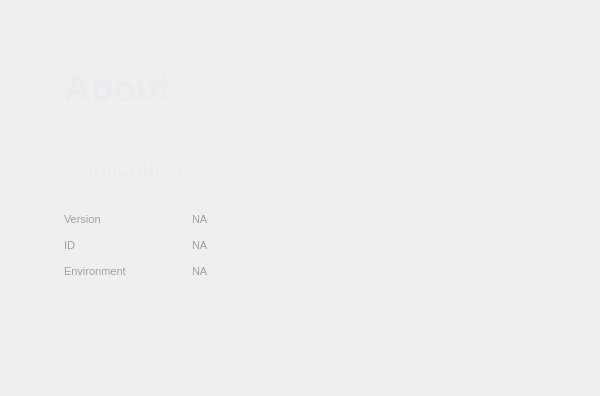
This is qlogicae_simnapse/qlogicae_simnapse/qt/about.ui in CedricDeVon/qlogicae_simnapse as Qt 5 draws it before an edit. The edited form follows.
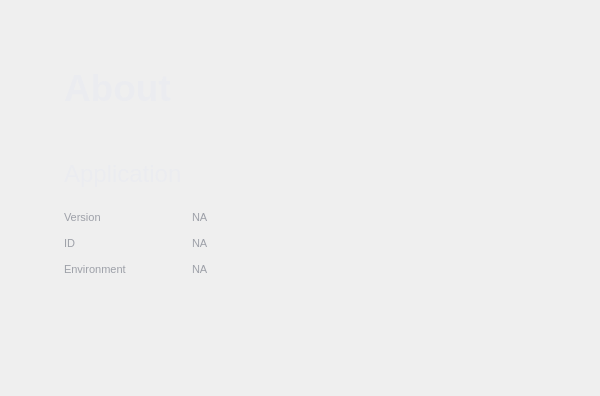
This is the edited form.

What changed in the file:
```diff
--- a/qlogicae_simnapse/qlogicae_simnapse/qt/about.ui
+++ b/qlogicae_simnapse/qlogicae_simnapse/qt/about.ui
@@ -75,7 +75,7 @@
         </property>
         <layout class="QVBoxLayout" name="verticalLayout">
          <property name="spacing">
-          <number>16</number>
+          <number>8</number>
          </property>
          <property name="leftMargin">
           <number>0</number>
@@ -128,7 +128,7 @@
            <property name="sizeHint" stdset="0">
             <size>
              <width>20</width>
-             <height>26</height>
+             <height>40</height>
             </size>
            </property>
           </spacer>
```
